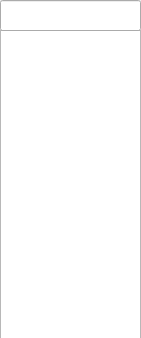
This is quotalist.ui in steveliao93/TradingSHFE as Qt 5 draws it before an edit. The edited form follows.
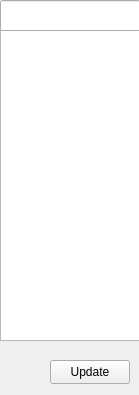
This is the edited form.

```diff
--- a/quotalist.ui
+++ b/quotalist.ui
@@ -6,8 +6,8 @@
    <rect>
     <x>0</x>
     <y>0</y>
-    <width>141</width>
-    <height>338</height>
+    <width>139</width>
+    <height>395</height>
    </rect>
   </property>
   <property name="windowTitle">
@@ -39,6 +39,19 @@
     </rect>
    </property>
   </widget>
+  <widget class="QPushButton" name="updateQuotalist">
+   <property name="geometry">
+    <rect>
+     <x>50</x>
+     <y>360</y>
+     <width>80</width>
+     <height>24</height>
+    </rect>
+   </property>
+   <property name="text">
+    <string>Update</string>
+   </property>
+  </widget>
  </widget>
  <layoutdefault spacing="6" margin="11"/>
  <resources/>
```
